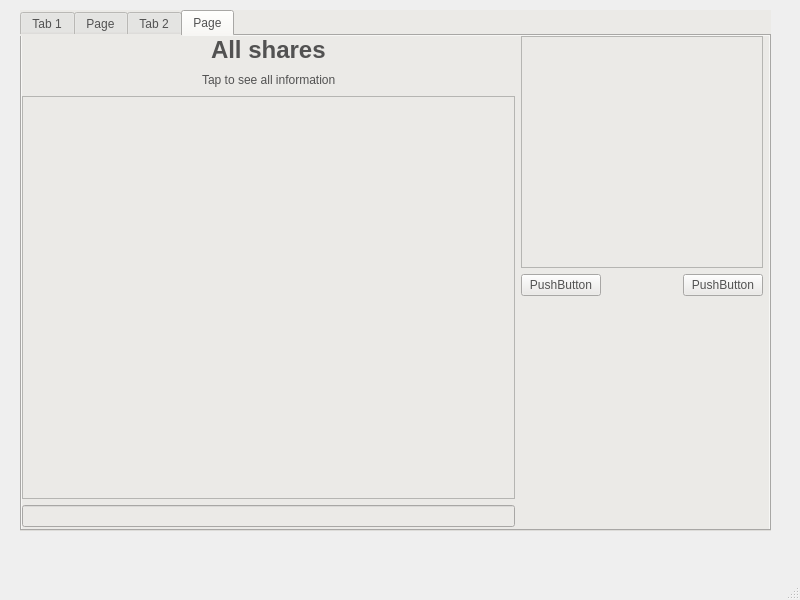
Above: apps/mainwindow.ui from coolGroup2005/tinkoffsdk_qt_app before the change. Below: the same form after it.
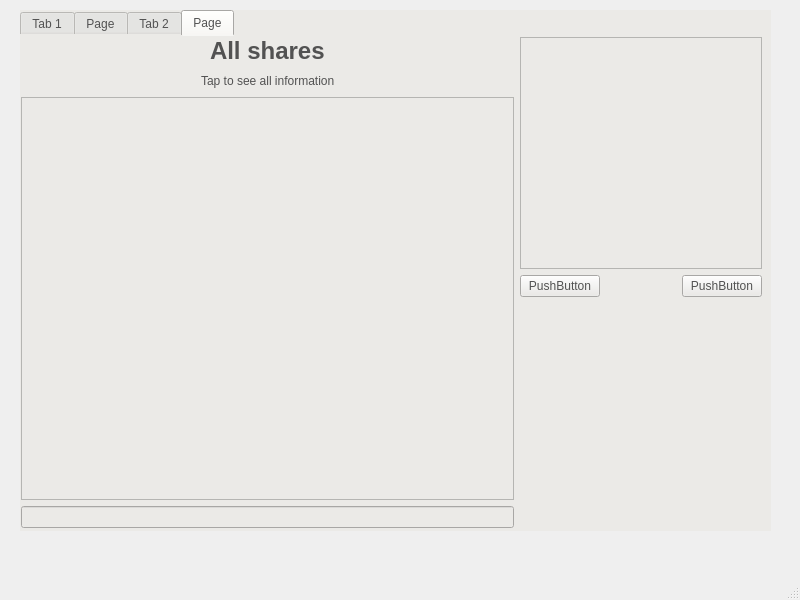
That is the form after the change.

Commit message: more stuff with statistics

Patch:
```diff
--- a/apps/mainwindow.ui
+++ b/apps/mainwindow.ui
@@ -24,18 +24,15 @@
      </rect>
     </property>
     <property name="styleSheet">
-        <string notr="true">
+     <string notr="true">
             QWidget {
                 background-color: #ebeae7;
                 color: #525252;
             }
 
-            <!-- QListView {
-                background-color: #d3d2d0;
-                border-radius: 10px;
-                color: #525252;
-                padding: 20px;
-            } -->
+            QTabWidget::pane {
+                border: 1px solid #ebeae7;
+            }
 
             QLabel {
                 color: #525252;
```
Left out of the diff: 18 changed lines with no effect on the pictures.
